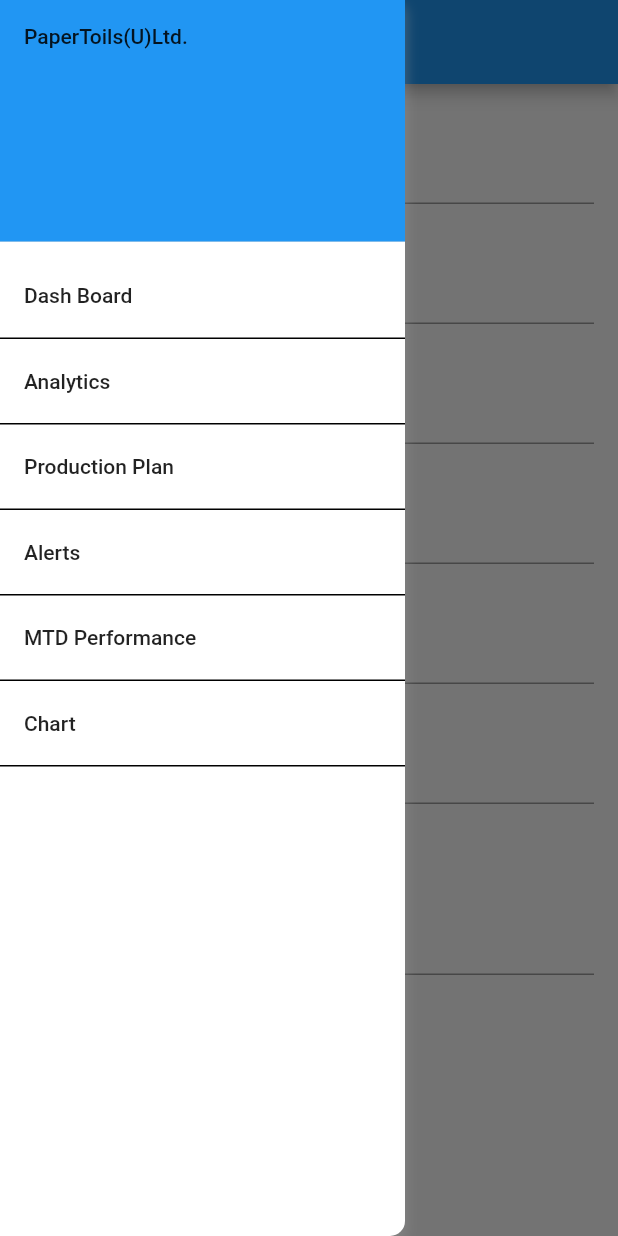
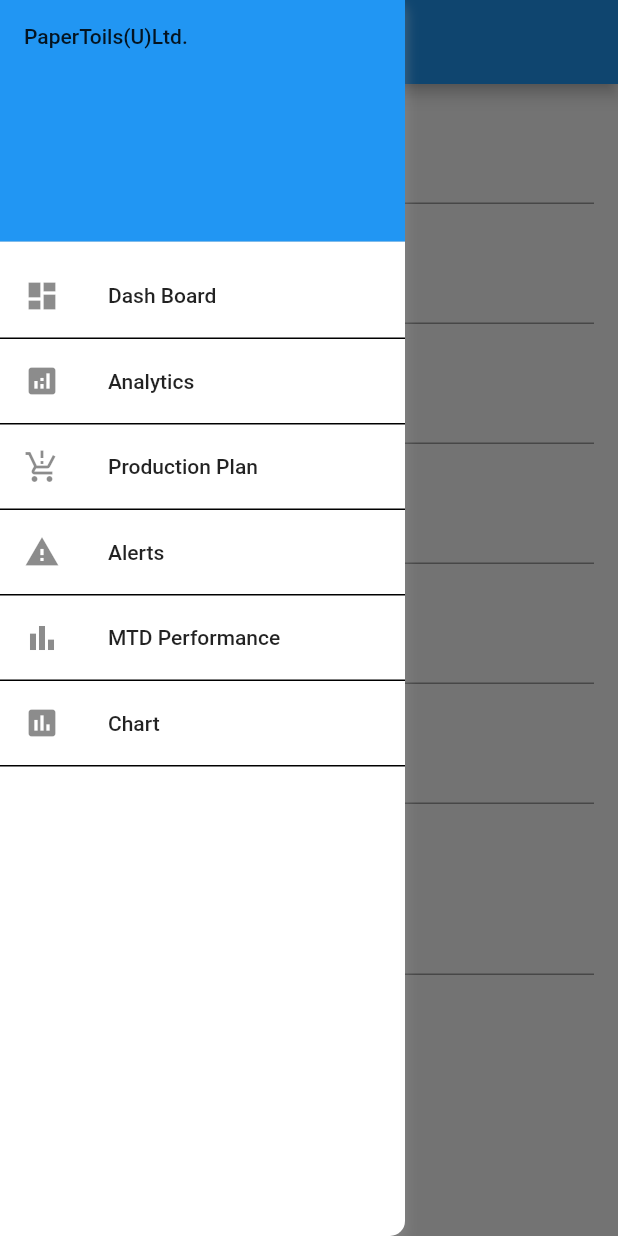
Before and after one commit to joelbendict/ProdutionReport, a Flutter app: the screen it shows after launch, with the side drawer open, on a phone screen of 412 x 824 dp. Run offline on Flutter 3.47's test engine with Material 2 defaults, Android fonts, the phone set to English and light mode, and no system bars.

Commit message:
leading icons

```diff
--- a/lib/main.dart
+++ b/lib/main.dart
@@ -49,6 +49,7 @@
                       ),
                     ),
                     child: ListTile(
+                      leading: Icon(Icons.dashboard),
                       title: Text('Dash Board'),
                       onTap: () {},
                     ),
@@ -60,6 +61,7 @@
                       ),
                     ),
                     child: ListTile(
+                      leading: Icon(Icons.analytics),
                       title: Text('Analytics'),
                       onTap: () {},
                     ),
@@ -71,6 +73,7 @@
                       ),
                     ),
                     child: ListTile(
+                      leading: Icon(Icons.production_quantity_limits),
                       title: Text('Production Plan'),
                       onTap: () {},
                     ),
@@ -82,6 +85,7 @@
                       ),
                     ),
                     child: ListTile(
+                      leading: Icon(Icons.warning),
                       title: Text('Alerts'),
                       onTap: () {},
                     ),
@@ -93,6 +97,7 @@
                       ),
                     ),
                     child: ListTile(
+                      leading: Icon(Icons.bar_chart),
                       title: Text('MTD Performance'),
                       onTap: () {},
                     ),
@@ -104,6 +109,7 @@
                       ),
                     ),
                     child: ListTile(
+                      leading: Icon(Icons.insert_chart),
                       title: Text('Chart'),
                       onTap: () {},
                     ),
```
